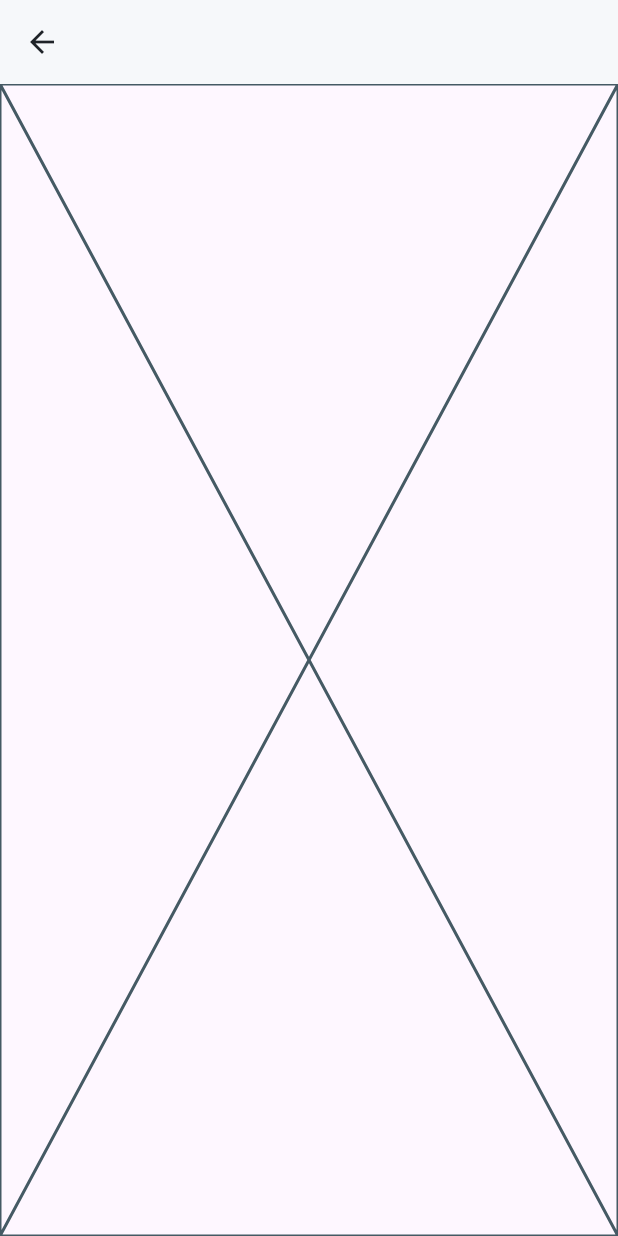
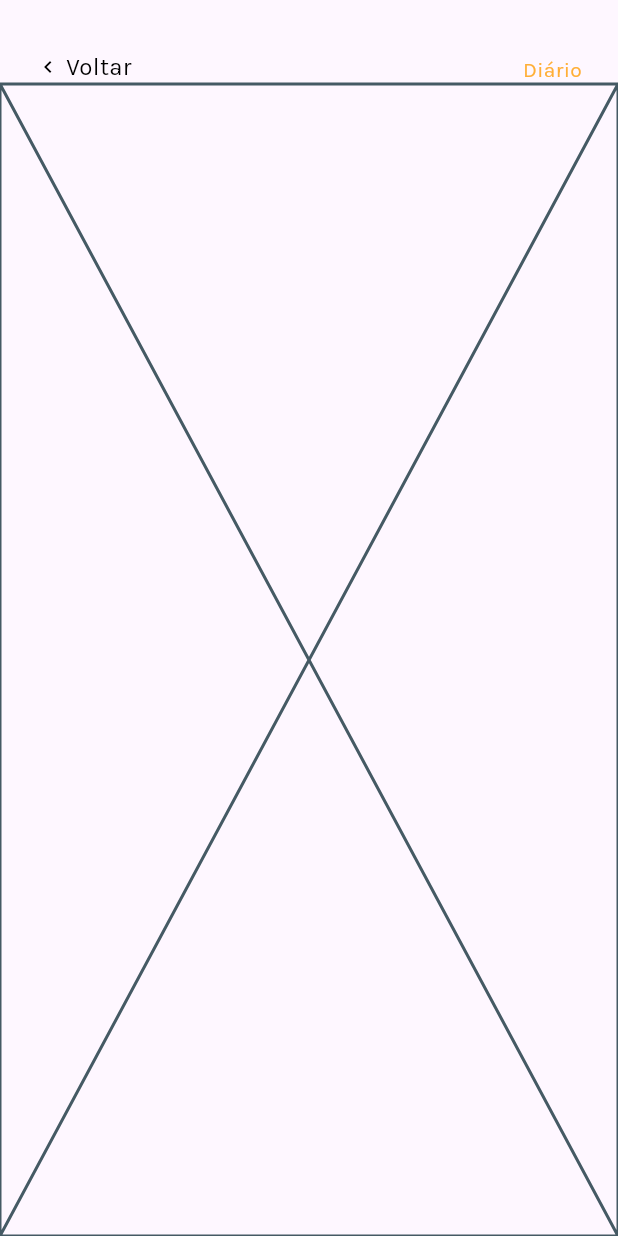
Before and after one commit to kelvinwieth/necrologium, a Flutter app: the DiaryDayScreen screen opened directly, on a phone screen of 412 x 824 dp. Run offline on Flutter 3.47's test engine with Material 3 defaults, Android fonts, the phone set to English and light mode, and no system bars; our stand-ins replace dartx, equatable, flutter_bloc, flutter_svg, flutter_switch, font_awesome_flutter and 2 more; missing offline and left inert: dart_date.

Commit message:
feat: add custom app bar

```diff
--- a/lib/diary/ui/screens/diary_day_screen.dart
+++ b/lib/diary/ui/screens/diary_day_screen.dart
@@ -1,5 +1,6 @@
 import 'package:flutter/material.dart';
 import 'package:necrologium/diary/core/diary.dart';
+import 'package:necrologium/navigation/ui/custom_app_bar.dart';
 
 class DiaryDayScreen extends StatefulWidget {
   final String? id;
@@ -14,9 +15,9 @@ class DiaryDayScreen extends StatefulWidget {
 class _DiaryDayScreenState extends State<DiaryDayScreen> {
   @override
   Widget build(BuildContext context) {
-    return Scaffold(
-      appBar: AppBar(),
-      body: const Placeholder(),
+    return const Scaffold(
+      appBar: CustomAppBar(title: 'Diário'),
+      body: Placeholder(),
     );
   }
 }
--- /dev/null
+++ b/lib/navigation/ui/custom_app_bar.dart
@@ -0,0 +1,43 @@
+import 'package:flutter/material.dart';
+import 'package:go_router/go_router.dart';
+import 'package:necrologium/shared/ui/buttons/ne_back_button.dart';
+import 'package:necrologium/shared/ui/extensions/context_colors_helper.dart';
+
+class CustomAppBar extends StatelessWidget implements PreferredSizeWidget {
+  final String? title;
+
+  const CustomAppBar({super.key, this.title});
+
+  @override
+  Widget build(BuildContext context) {
+    return SafeArea(
+      child: Padding(
+        padding: const EdgeInsets.symmetric(horizontal: 24),
+        child: SizedBox(
+          height: preferredSize.height,
+          child: Row(
+            crossAxisAlignment: CrossAxisAlignment.end,
+            children: [
+              if (context.canPop()) ...[
+                const NeBackButton(),
+              ],
+              if (title != null) ...[
+                const Spacer(),
+                Text(
+                  title!,
+                  style: TextStyle(
+                    fontSize: 14,
+                    color: context.colors.primary,
+                  ),
+                ),
+              ],
+            ],
+          ),
+        ),
+      ),
+    );
+  }
+
+  @override
+  Size get preferredSize => const Size.fromHeight(kToolbarHeight);
+}
--- a/lib/shared/ui/buttons/ne_back_button.dart
+++ b/lib/shared/ui/buttons/ne_back_button.dart
@@ -1,4 +1,5 @@
 import 'package:flutter/material.dart';
+import 'package:go_router/go_router.dart';
 import 'package:necrologium/shared/ui/extensions/context_colors_helper.dart';
 import 'package:necrologium/shared/ui/widgets/spacers.dart';
 
@@ -10,7 +11,7 @@ class NeBackButton extends StatelessWidget {
   @override
   Widget build(BuildContext context) {
     return GestureDetector(
-      onTap: onTap,
+      onTap: onTap ?? () => context.pop(),
       behavior: HitTestBehavior.opaque,
       child: Row(
         mainAxisAlignment: MainAxisAlignment.start,
```
